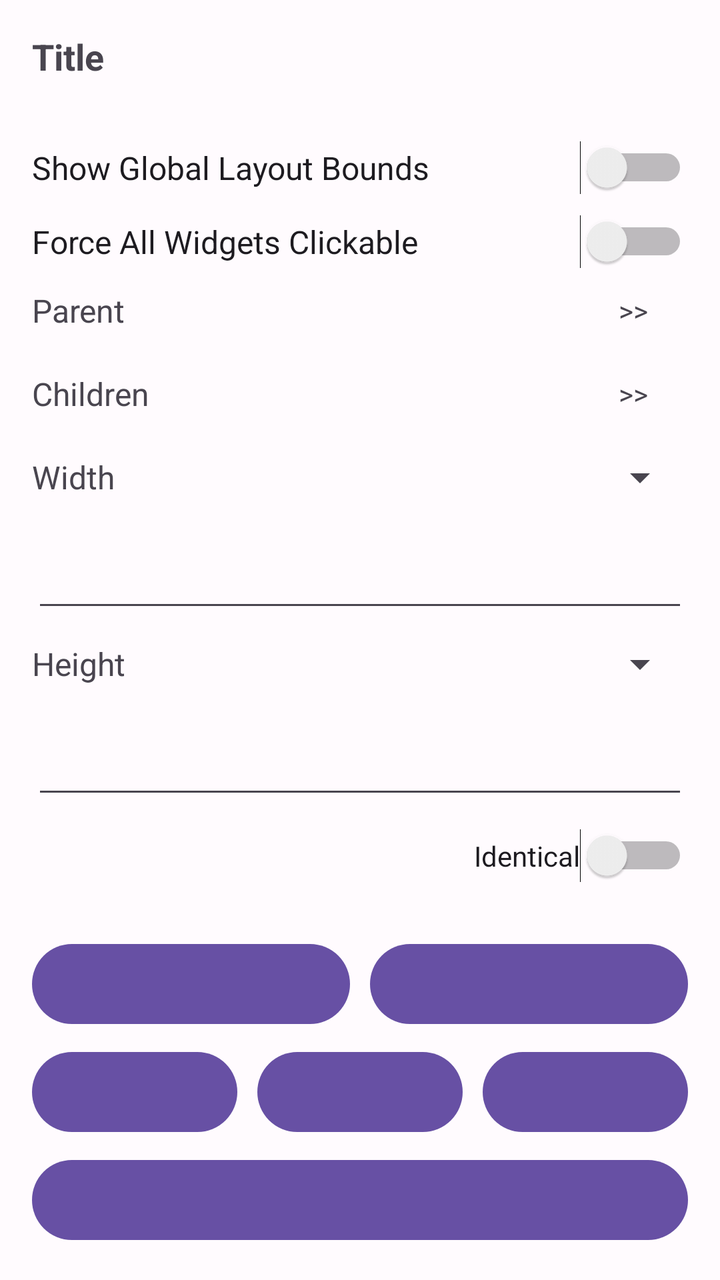
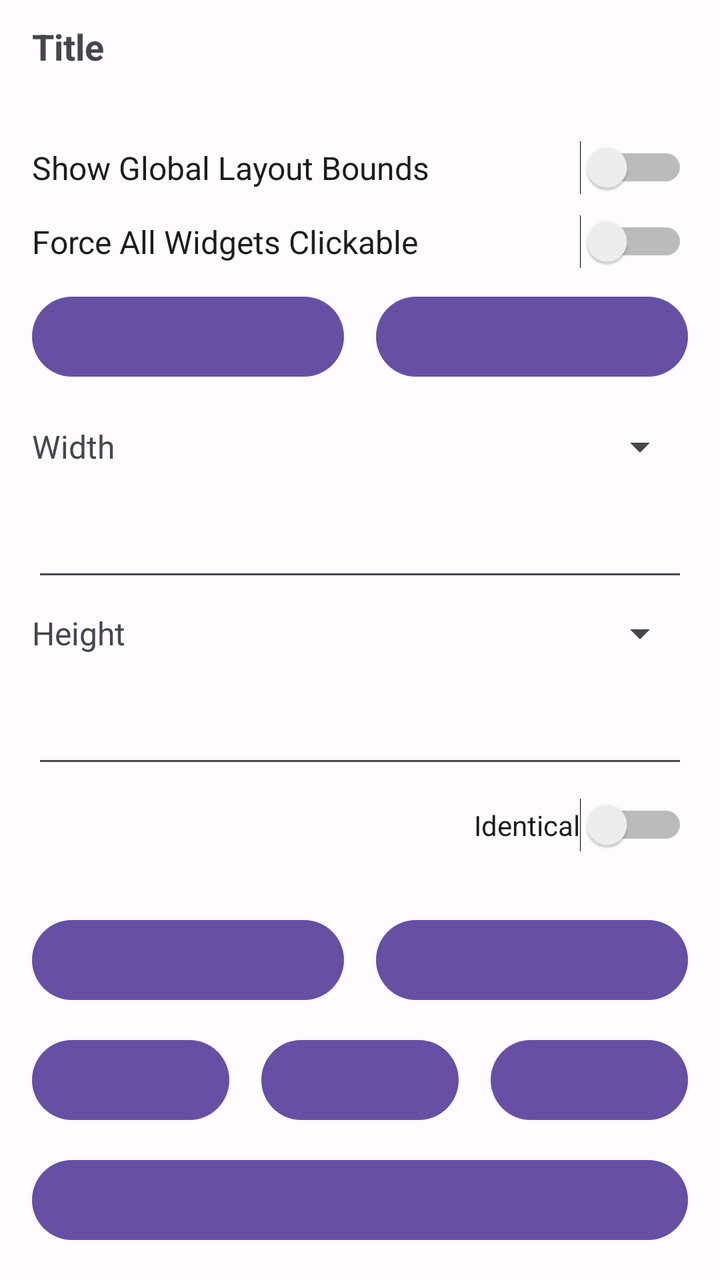

The first picture is an Android layout as it rendered before a commit; the second is the same layout after the commit. The layout source and the unified diff follow.
<!-- AndroidManifest.xml: application theme AppTheme -->
<!-- res/layout/layout_base_attr_dialog.xml -->
<?xml version="1.0" encoding="utf-8"?>
<LinearLayout xmlns:android="http://schemas.android.com/apk/res/android"
    xmlns:app="http://schemas.android.com/apk/res-auto"
    xmlns:tools="http://schemas.android.com/tools"
    android:layout_width="match_parent"
    android:layout_height="match_parent"
    android:orientation="vertical"
    android:padding="16dp"
    android:tag="GODVIEWER_IGNORE_HOOK">

    <TextView
        android:layout_marginBottom="10dp"
        android:text="Title"
        android:textStyle="bold"
        android:textSize="18sp"
        android:id="@+id/title"
        android:layout_width="wrap_content"
        android:layout_height="wrap_content"/>

    <ScrollView
        android:scrollbars="none"
        android:id="@+id/scroll_parent"
        android:layout_width="match_parent"
        android:layout_height="0dp"
        android:layout_marginTop="10dp"
        android:layout_marginBottom="10dp"
        android:layout_weight="1">

        <LinearLayout
            android:id="@+id/attr_parent_container"
            android:layout_width="match_parent"
            android:layout_height="wrap_content"
            android:orientation="vertical"
            tools:ignore="UseSwitchCompatOrMaterialXml">

            <ImageView
                android:scaleType="fitCenter"
                android:adjustViewBounds="true"
                android:maxHeight="200dp"
                android:layout_marginBottom="10dp"
                android:id="@+id/preview_image"
                android:layout_width="match_parent"
                android:layout_height="wrap_content"/>

            <Switch
                android:textSize="16sp"
                android:text="@string/show_global_layout_bounds"
                android:id="@+id/show_layout_bounds_switch"
                android:layout_width="match_parent"
                android:layout_height="wrap_content"/>

            <Switch
                android:layout_marginTop="10dp"
                android:textSize="16sp"
                android:text="@string/force_clickable"
                android:id="@+id/ignore_empty_vg_switch"
                android:layout_width="match_parent"
                android:layout_height="wrap_content"/>

            <FrameLayout
                android:tag="GODVIEWER_IGNORE_HOOK"
                android:id="@+id/parent_button"
                android:layout_width="match_parent"
                android:layout_height="wrap_content"
                android:paddingStart="0dp"
                android:paddingTop="10dp"
                android:paddingEnd="10dp"
                android:paddingBottom="10dp">

                <TextView
                    android:id="@+id/parent_spinner_title"
                    android:layout_width="wrap_content"
                    android:layout_height="wrap_content"
                    android:text="@string/parent"
                    android:textSize="16sp" />

                <TextView
                    android:layout_marginEnd="10dp"
                    android:layout_width="wrap_content"
                    android:layout_height="wrap_content"
                    android:layout_gravity="end|center"
                    android:text=">>" />
            </FrameLayout>

            <FrameLayout
                android:tag="GODVIEWER_IGNORE_HOOK"
                android:id="@+id/children_button"
                android:layout_width="match_parent"
                android:layout_height="wrap_content"
                android:paddingStart="0dp"
                android:paddingTop="10dp"
                android:paddingEnd="10dp"
                android:paddingBottom="10dp">

                <TextView
                    android:id="@+id/children_spinner_title"
                    android:layout_width="wrap_content"
                    android:layout_height="wrap_content"
                    android:text="@string/children"
                    android:textSize="16sp" />

                <TextView
                    android:layout_marginEnd="10dp"
                    android:layout_width="wrap_content"
                    android:layout_height="wrap_content"
                    android:layout_gravity="end|center"
                    android:text=">>" />
            </FrameLayout>

            <RelativeLayout
                android:layout_width="match_parent"
                android:layout_height="wrap_content"
                android:layout_marginBottom="10dp"
                android:orientation="vertical">

                <TextView
                    android:id="@+id/width_title"
                    android:layout_width="wrap_content"
                    android:layout_height="wrap_content"
                    android:layout_alignBottom="@id/width_spinner"
                    android:layout_alignParentTop="true"
                    android:gravity="center"
                    android:text="@string/width"
                    android:textSize="16sp" />

                <Spinner
                    android:id="@+id/width_spinner"
                    android:layout_width="match_parent"
                    android:layout_height="42dp"
                    android:layout_marginStart="10dp"
                    android:layout_toEndOf="@id/width_title" />

                <EditText
                    android:id="@+id/width_value"
                    android:layout_width="match_parent"
                    android:layout_height="wrap_content"
                    android:layout_below="@id/width_spinner"
                    android:layout_marginTop="10dp"
                    android:inputType="number"
                    tools:visibility="visible" />

                <TextView
                    android:id="@+id/height_title"
                    android:layout_width="wrap_content"
                    android:layout_height="wrap_content"
                    android:layout_below="@id/width_value"
                    android:layout_alignBottom="@id/height_spinner"
                    android:gravity="center"
                    android:text="@string/height"
                    android:textSize="16sp" />

                <Spinner
                    android:id="@+id/height_spinner"
                    android:layout_width="match_parent"
                    android:layout_height="42dp"
                    android:layout_below="@id/width_value"
                    android:layout_marginStart="10dp"
                    android:layout_toEndOf="@id/height_title" />

                <EditText
                    android:id="@+id/height_value"
                    android:layout_width="match_parent"
                    android:layout_height="wrap_content"
                    android:layout_below="@id/height_spinner"
                    android:layout_marginTop="10dp"
                    android:inputType="number"
                    tools:visibility="visible" />

                <RelativeLayout
                    android:id="@+id/margin_values"
                    android:layout_width="match_parent"
                    android:layout_height="wrap_content"
                    android:layout_below="@id/height_value"
                    android:layout_alignParentEnd="true"
                    android:layout_marginTop="10dp"
                    android:orientation="vertical">

                    <TextView
                        android:id="@+id/margin_title"
                        android:layout_width="wrap_content"
                        android:layout_height="wrap_content"
                        android:layout_alignTop="@id/margin_identical_checkbox"
                        android:layout_alignBottom="@id/margin_identical_checkbox"
                        android:layout_marginEnd="10dp"
                        android:gravity="center"
                        android:textSize="16sp" />

                    <Switch
                        android:id="@+id/margin_identical_checkbox"
                        android:layout_width="wrap_content"
                        android:layout_height="wrap_content"
                        android:layout_alignParentEnd="true"
                        android:text="@string/identical" />

                    <LinearLayout
                        android:id="@+id/margin_inputs"
                        android:layout_width="match_parent"
                        android:layout_height="wrap_content"
                        android:layout_below="@id/margin_identical_checkbox"
                        android:orientation="horizontal">

                        <EditText
                            android:id="@+id/margin_left"
                            android:layout_width="0dp"
                            android:layout_height="wrap_content"
                            android:layout_weight="1"
                            android:inputType="number" />

                        <EditText
                            android:id="@+id/margin_top"
                            android:layout_width="0dp"
                            android:layout_height="wrap_content"
                            android:layout_weight="1"
                            android:inputType="number" />

                        <EditText
                            android:id="@+id/margin_right"
                            android:layout_width="0dp"
                            android:layout_height="wrap_content"
                            android:layout_weight="1"
                            android:inputType="number" />

                        <EditText
                            android:id="@+id/margin_bottom"
                            android:layout_width="0dp"
                            android:layout_height="wrap_content"
                            android:layout_weight="1"
                            android:inputType="number" />
                    </LinearLayout>
                </RelativeLayout>

                <RelativeLayout
                    android:id="@+id/padding_values"
                    android:layout_width="match_parent"
                    android:layout_height="wrap_content"
                    android:layout_below="@id/margin_values"
                    android:layout_alignParentEnd="true"
                    android:layout_marginTop="10dp"
                    android:orientation="vertical">

                    <TextView
                        android:id="@+id/padding_title"
                        android:layout_width="wrap_content"
                        android:layout_height="wrap_content"
                        android:layout_alignTop="@id/padding_identical_checkbox"
                        android:layout_alignBottom="@id/padding_identical_checkbox"
                        android:layout_marginEnd="10dp"
                        android:gravity="center"
                        android:textSize="16sp" />

                    <Switch
                        android:id="@+id/padding_identical_checkbox"
                        android:layout_width="wrap_content"
                        android:layout_height="wrap_content"
                        android:layout_alignParentEnd="true"
                        android:text="@string/identical" />

                    <LinearLayout
                        android:id="@+id/padding_inputs"
                        android:layout_width="match_parent"
                        android:layout_height="wrap_content"
                        android:layout_below="@id/padding_title"
                        android:orientation="horizontal">

                        <EditText
                            android:id="@+id/padding_left"
                            android:layout_width="0dp"
                            android:layout_height="wrap_content"
                            android:layout_weight="1"
                            android:inputType="number" />

                        <EditText
                            android:id="@+id/padding_top"
                            android:layout_width="0dp"
                            android:layout_height="wrap_content"
                            android:layout_weight="1"
                            android:inputType="number" />

                        <EditText
                            android:id="@+id/padding_right"
                            android:layout_width="0dp"
                            android:layout_height="wrap_content"
                            android:layout_weight="1"
                            android:inputType="number" />

                        <EditText
                            android:id="@+id/padding_bottom"
                            android:layout_width="0dp"
                            android:layout_height="wrap_content"
                            android:layout_weight="1"
                            android:inputType="number" />
                    </LinearLayout>
                </RelativeLayout>
            </RelativeLayout>
        </LinearLayout>
    </ScrollView>

    <LinearLayout
        android:layout_width="match_parent"
        android:layout_height="wrap_content"
        android:layout_marginBottom="6dp"
        android:gravity="end"
        android:orientation="horizontal">

        <Button
            android:id="@+id/hide_button"
            android:layout_width="wrap_content"
            android:layout_height="wrap_content"
            android:layout_marginEnd="10dp"
            android:layout_weight="1"
            android:tag="GODVIEWER_IGNORE_HOOK" />

        <Button
            android:id="@+id/reset_button"
            android:layout_width="wrap_content"
            android:layout_height="wrap_content"
            android:layout_weight="1"
            android:tag="GODVIEWER_IGNORE_HOOK" />
    </LinearLayout>

    <LinearLayout
        android:layout_width="match_parent"
        android:layout_height="wrap_content"
        android:gravity="end">

        <Button
            android:id="@+id/origin_click_button"
            android:layout_width="wrap_content"
            android:layout_height="wrap_content"
            android:layout_marginEnd="10dp"
            android:layout_weight="1"
            android:tag="GODVIEWER_IGNORE_HOOK" />

        <Button
            android:id="@+id/cancel_button"
            android:layout_width="wrap_content"
            android:layout_height="wrap_content"
            android:layout_marginEnd="10dp"
            android:layout_weight="1"
            android:tag="GODVIEWER_IGNORE_HOOK" />

        <Button
            android:id="@+id/apply_button"
            android:layout_width="wrap_content"
            android:layout_height="wrap_content"
            android:layout_weight="1"
            android:tag="GODVIEWER_IGNORE_HOOK" />
    </LinearLayout>

    <Button
        android:id="@+id/exit_edit_mode_button"
        android:layout_width="match_parent"
        android:layout_height="wrap_content"
        android:layout_marginTop="6dp"
        android:tag="GODVIEWER_IGNORE_HOOK" />
</LinearLayout>
<!-- resources referenced by this layout -->
<resources>
  <string name="children">Children</string>
  <string name="parent">Parent</string>
  <style name="AppTheme" parent="Theme.Material3.Light.NoActionBar">
          <item name="colorPrimary">@color/md_theme_light_primary</item>
          <item name="colorOnPrimary">@color/md_theme_light_onPrimary</item>
          <item name="colorPrimaryContainer">@color/md_theme_light_primaryContainer</item>
          <item name="colorOnPrimaryContainer">@color/md_theme_light_onPrimaryContainer</item>
          <item name="colorSecondary">@color/md_theme_light_secondary</item>
          <item name="colorOnSecondary">@color/md_theme_light_onSecondary</item>
          <item name="colorSecondaryContainer">@color/md_theme_light_secondaryContainer</item>
          <item name="colorOnSecondaryContainer">@color/md_theme_light_onSecondaryContainer</item>
          <item name="colorTertiary">@color/md_theme_light_tertiary</item>
          <item name="colorOnTertiary">@color/md_theme_light_onTertiary</item>
          <item name="colorTertiaryContainer">@color/md_theme_light_tertiaryContainer</item>
          <item name="colorOnTertiaryContainer">@color/md_theme_light_onTertiaryContainer</item>
          <item name="colorError">@color/md_theme_light_error</item>
          <item name="colorErrorContainer">@color/md_theme_light_errorContainer</item>
          <item name="colorOnError">@color/md_theme_light_onError</item>
          <item name="colorOnErrorContainer">@color/md_theme_light_onErrorContainer</item>
          <item name="android:colorBackground">@color/md_theme_light_background</item>
          <item name="colorOnBackground">@color/md_theme_light_onBackground</item>
          <item name="colorSurface">@color/md_theme_light_surface</item>
          <item name="colorOnSurface">@color/md_theme_light_onSurface</item>
          <item name="colorSurfaceVariant">@color/md_theme_light_surfaceVariant</item>
          <item name="colorOnSurfaceVariant">@color/md_theme_light_onSurfaceVariant</item>
          <item name="colorOutline">@color/md_theme_light_outline</item>
          <item name="colorOnSurfaceInverse">@color/md_theme_light_inverseOnSurface</item>
          <item name="colorSurfaceInverse">@color/md_theme_light_inverseSurface</item>
          <item name="colorPrimaryInverse">@color/md_theme_light_primaryInverse</item>
          <item name="android:windowTranslucentStatus">false</item>
          <item name="android:windowDrawsSystemBarBackgrounds">true</item>
          
          <item name="android:statusBarColor">@color/home_page_background</item>
          <item name="android:windowLightStatusBar">true</item>
      </style>
  <color name="home_page_background">#F7F7FB</color>
  <!-- unchanged entries left out for length: 31 -->
</resources>

<!-- the commit's change to res/layout/layout_base_attr_dialog.xml (unified diff, before → after) -->
@@ -8,14 +8,32 @@
     android:padding="16dp"
     android:tag="GODVIEWER_IGNORE_HOOK">
 
-    <TextView
-        android:layout_marginBottom="10dp"
-        android:text="Title"
-        android:textStyle="bold"
-        android:textSize="18sp"
-        android:id="@+id/title"
-        android:layout_width="wrap_content"
-        android:layout_height="wrap_content"/>
+    
+    <LinearLayout
+        android:layout_width="match_parent"
+        android:layout_height="wrap_content"
+        android:gravity="center_vertical"
+        android:orientation="horizontal"
+        android:tag="GODVIEWER_IGNORE_HOOK">
+
+        <ImageView
+            android:id="@+id/back_arrow"
+            android:layout_width="28dp"
+            android:layout_height="28dp"
+            android:layout_marginEnd="6dp"
+            android:contentDescription="@null"
+            android:tag="GODVIEWER_IGNORE_HOOK"
+            android:visibility="gone" />
+
+        <TextView
+            android:layout_marginBottom="10dp"
+            android:text="Title"
+            android:textStyle="bold"
+            android:textSize="18sp"
+            android:id="@+id/title"
+            android:layout_width="wrap_content"
+            android:layout_height="wrap_content" />
+    </LinearLayout>
 
     <ScrollView
         android:scrollbars="none"
@@ -40,7 +58,8 @@
                 android:layout_marginBottom="10dp"
                 android:id="@+id/preview_image"
                 android:layout_width="match_parent"
-                android:layout_height="wrap_content"/>
+                android:layout_height="wrap_content"
+                android:clipToOutline="true" />
 
             <Switch
                 android:textSize="16sp"
@@ -57,55 +76,31 @@
                 android:layout_width="match_parent"
                 android:layout_height="wrap_content"/>
 
-            <FrameLayout
-                android:tag="GODVIEWER_IGNORE_HOOK"
-                android:id="@+id/parent_button"
+            
+            <LinearLayout
                 android:layout_width="match_parent"
                 android:layout_height="wrap_content"
-                android:paddingStart="0dp"
-                android:paddingTop="10dp"
-                android:paddingEnd="10dp"
-                android:paddingBottom="10dp">
-
-                <TextView
-                    android:id="@+id/parent_spinner_title"
-                    android:layout_width="wrap_content"
-                    android:layout_height="wrap_content"
-                    android:text="@string/parent"
-                    android:textSize="16sp" />
-
-                <TextView
-                    android:layout_marginEnd="10dp"
-                    android:layout_width="wrap_content"
-                    android:layout_height="wrap_content"
-                    android:layout_gravity="end|center"
-                    android:text=">>" />
-            </FrameLayout>
-
-            <FrameLayout
-                android:tag="GODVIEWER_IGNORE_HOOK"
-                android:id="@+id/children_button"
-                android:layout_width="match_parent"
-                android:layout_height="wrap_content"
-                android:paddingStart="0dp"
-                android:paddingTop="10dp"
-                android:paddingEnd="10dp"
-                android:paddingBottom="10dp">
-
-                <TextView
-                    android:id="@+id/children_spinner_title"
-                    android:layout_width="wrap_content"
-                    android:layout_height="wrap_content"
-                    android:text="@string/children"
-                    android:textSize="16sp" />
-
-                <TextView
-                    android:layout_marginEnd="10dp"
-                    android:layout_width="wrap_content"
-                    android:layout_height="wrap_content"
-                    android:layout_gravity="end|center"
-                    android:text=">>" />
-            </FrameLayout>
+                android:layout_marginTop="10dp"
+                android:layout_marginBottom="10dp"
+                android:orientation="horizontal"
+                android:tag="GODVIEWER_IGNORE_HOOK">
+
+                <Button
+                    android:id="@+id/parent_button"
+                    android:layout_width="0dp"
+                    android:layout_height="wrap_content"
+                    android:layout_marginEnd="8dp"
+                    android:layout_weight="1"
+                    android:tag="GODVIEWER_IGNORE_HOOK" />
+
+                <Button
+                    android:id="@+id/children_button"
+                    android:layout_width="0dp"
+                    android:layout_height="wrap_content"
+                    android:layout_marginStart="8dp"
+                    android:layout_weight="1"
+                    android:tag="GODVIEWER_IGNORE_HOOK" />
+            </LinearLayout>
 
             <RelativeLayout
                 android:layout_width="match_parent"
@@ -203,6 +198,7 @@
                             android:id="@+id/margin_left"
                             android:layout_width="0dp"
                             android:layout_height="wrap_content"
+                            android:layout_marginEnd="4dp"
                             android:layout_weight="1"
                             android:inputType="number" />
 
@@ -210,6 +206,7 @@
                             android:id="@+id/margin_top"
                             android:layout_width="0dp"
                             android:layout_height="wrap_content"
+                            android:layout_marginEnd="4dp"
                             android:layout_weight="1"
                             android:inputType="number" />
 
@@ -217,6 +214,7 @@
                             android:id="@+id/margin_right"
                             android:layout_width="0dp"
                             android:layout_height="wrap_content"
+                            android:layout_marginEnd="4dp"
                             android:layout_weight="1"
                             android:inputType="number" />
 
@@ -266,6 +264,7 @@
                             android:id="@+id/padding_left"
                             android:layout_width="0dp"
                             android:layout_height="wrap_content"
+                            android:layout_marginEnd="4dp"
                             android:layout_weight="1"
                             android:inputType="number" />
 
@@ -273,6 +272,7 @@
                             android:id="@+id/padding_top"
                             android:layout_width="0dp"
                             android:layout_height="wrap_content"
+                            android:layout_marginEnd="4dp"
                             android:layout_weight="1"
                             android:inputType="number" />
 
@@ -280,6 +280,7 @@
                             android:id="@+id/padding_right"
                             android:layout_width="0dp"
                             android:layout_height="wrap_content"
+                            android:layout_marginEnd="4dp"
                             android:layout_weight="1"
                             android:inputType="number" />
 
@@ -295,25 +296,26 @@
         </LinearLayout>
     </ScrollView>
 
+    
     <LinearLayout
         android:layout_width="match_parent"
         android:layout_height="wrap_content"
-        android:layout_marginBottom="6dp"
-        android:gravity="end"
+        android:layout_marginTop="12dp"
         android:orientation="horizontal">
 
         <Button
             android:id="@+id/hide_button"
-            android:layout_width="wrap_content"
-            android:layout_height="wrap_content"
-            android:layout_marginEnd="10dp"
+            android:layout_width="0dp"
+            android:layout_height="wrap_content"
+            android:layout_marginEnd="8dp"
             android:layout_weight="1"
             android:tag="GODVIEWER_IGNORE_HOOK" />
 
         <Button
             android:id="@+id/reset_button"
-            android:layout_width="wrap_content"
-            android:layout_height="wrap_content"
+            android:layout_width="0dp"
+            android:layout_height="wrap_content"
+            android:layout_marginStart="8dp"
             android:layout_weight="1"
             android:tag="GODVIEWER_IGNORE_HOOK" />
     </LinearLayout>
@@ -321,28 +323,31 @@
     <LinearLayout
         android:layout_width="match_parent"
         android:layout_height="wrap_content"
-        android:gravity="end">
+        android:layout_marginTop="12dp"
+        android:orientation="horizontal">
 
         <Button
             android:id="@+id/origin_click_button"
-            android:layout_width="wrap_content"
-            android:layout_height="wrap_content"
-            android:layout_marginEnd="10dp"
+            android:layout_width="0dp"
+            android:layout_height="wrap_content"
+            android:layout_marginEnd="8dp"
             android:layout_weight="1"
             android:tag="GODVIEWER_IGNORE_HOOK" />
 
         <Button
             android:id="@+id/cancel_button"
-            android:layout_width="wrap_content"
-            android:layout_height="wrap_content"
-            android:layout_marginEnd="10dp"
+            android:layout_width="0dp"
+            android:layout_height="wrap_content"
+            android:layout_marginStart="8dp"
+            android:layout_marginEnd="8dp"
             android:layout_weight="1"
             android:tag="GODVIEWER_IGNORE_HOOK" />
 
         <Button
             android:id="@+id/apply_button"
-            android:layout_width="wrap_content"
-            android:layout_height="wrap_content"
+            android:layout_width="0dp"
+            android:layout_height="wrap_content"
+            android:layout_marginStart="8dp"
             android:layout_weight="1"
             android:tag="GODVIEWER_IGNORE_HOOK" />
     </LinearLayout>
@@ -351,6 +356,6 @@
         android:id="@+id/exit_edit_mode_button"
         android:layout_width="match_parent"
         android:layout_height="wrap_content"
-        android:layout_marginTop="6dp"
+        android:layout_marginTop="12dp"
         android:tag="GODVIEWER_IGNORE_HOOK" />
 </LinearLayout>
<!-- resource entries referenced after the edit -->
@@ -1,7 +1,5 @@
 <!-- resources referenced by this layout -->
 <resources>
-  <string name="children">Children</string>
-  <string name="parent">Parent</string>
   <style name="AppTheme" parent="Theme.Material3.Light.NoActionBar">
           <item name="colorPrimary">@color/md_theme_light_primary</item>
           <item name="colorOnPrimary">@color/md_theme_light_onPrimary</item>
@@ -34,8 +32,58 @@
           
           <item name="android:statusBarColor">@color/home_page_background</item>
           <item name="android:windowLightStatusBar">true</item>
+          <item name="alertDialogTheme">@style/ThemeOverlay.Host.AlertDialog</item>
+          <item name="materialAlertDialogTheme">@style/ThemeOverlay.Host.AlertDialog</item>
       </style>
-  <color name="home_page_background">#F7F7FB</color>
+  <color name="home_page_background">#EAEEF4</color>
+  <style name="ThemeOverlay.Host.AlertDialog" parent="ThemeOverlay.Material3.Dialog.Alert">
+          <item name="android:windowBackground">@drawable/bg_dialog_surface</item>
+          <item name="android:windowElevation">0dp</item>
+          <item name="android:colorBackground">@color/md_theme_light_surface</item>
+          <item name="colorPrimary">@color/home_title_text</item>
+          <item name="android:textColorPrimary">@color/home_title_text</item>
+          <item name="android:textColorSecondary">@color/home_subtitle_text</item>
+          <item name="buttonBarButtonStyle">@style/Widget.Host.DialogButton</item>
+          <item name="buttonBarPositiveButtonStyle">@style/Widget.Host.DialogButton</item>
+          <item name="buttonBarNegativeButtonStyle">@style/Widget.Host.DialogButton</item>
+          <item name="buttonBarNeutralButtonStyle">@style/Widget.Host.DialogButton</item>
+      </style>
+  <!-- drawable bg_dialog_surface (drawable) -->
+  <?xml version="1.0" encoding="utf-8"?>
+  <layer-list xmlns:android="http://schemas.android.com/apk/res/android">
+      <item>
+          <shape android:shape="rectangle">
+              <gradient
+                  android:angle="315"
+                  android:endColor="#C6CBD4"
+                  android:startColor="#FFFFFF" />
+              <corners android:radius="24dp" />
+          </shape>
+      </item>
+      <item
+          android:bottom="2dp"
+          android:left="2dp"
+          android:right="2dp"
+          android:top="2dp">
+          <shape android:shape="rectangle">
+              <solid android:color="@color/home_page_background" />
+              <corners android:radius="22dp" />
+              <padding
+                  android:bottom="10dp"
+                  android:left="10dp"
+                  android:right="10dp"
+                  android:top="10dp" />
+          </shape>
+      </item>
+  </layer-list>
+  <color name="home_title_text">#1C1B1F</color>
+  <color name="home_subtitle_text">#5F5E63</color>
+  <style name="Widget.Host.DialogButton" parent="Widget.Material3.Button.TextButton.Dialog">
+          <item name="android:textColor">@color/home_title_text</item>
+          <item name="android:textStyle">bold</item>
+          <item name="android:textSize">15sp</item>
+          <item name="android:minHeight">48dp</item>
+      </style>
   <!-- unchanged entries left out for length: 31 -->
 </resources>
 
